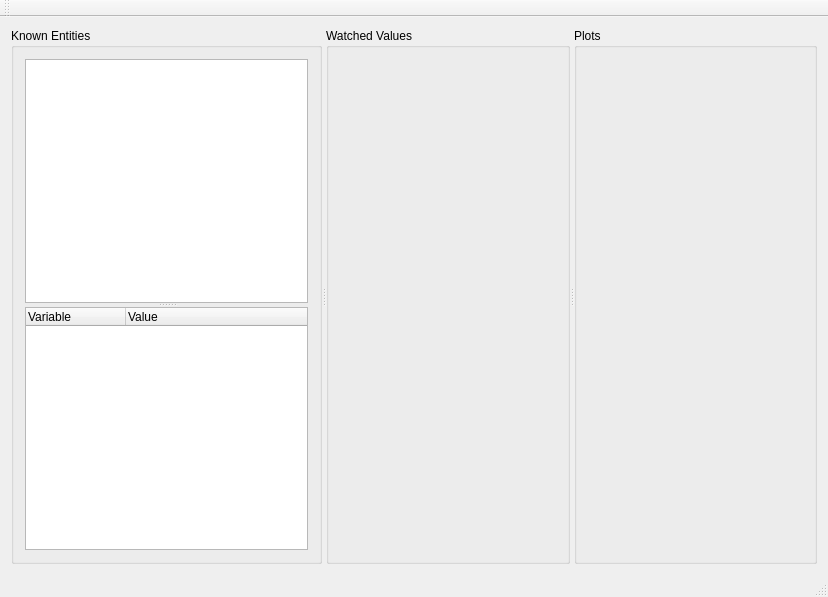
First picture: the form in Visualization/MainWindow.ui, repository apmavs/dis_debugger, before the edit.
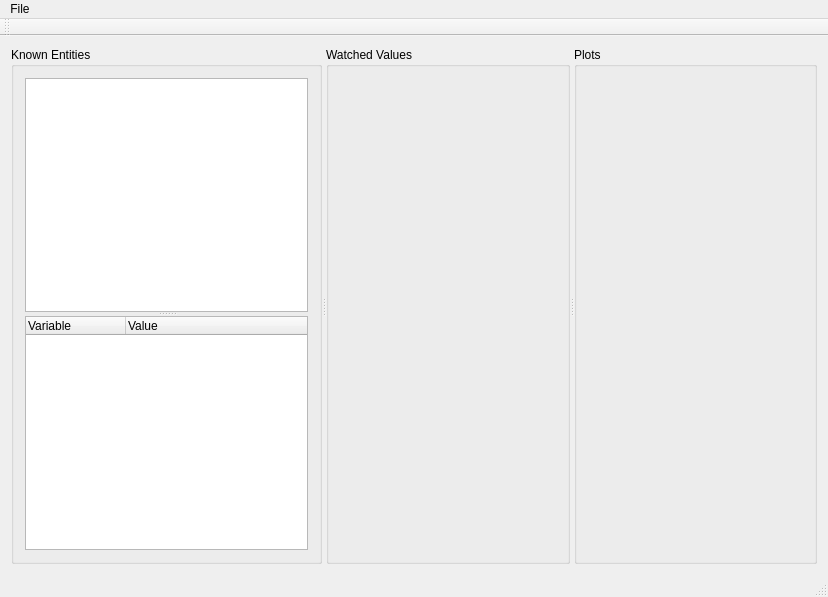
Second picture: the form after the edit. Custom widgets are drawn as their Qt base class.

```diff
--- a/Visualization/MainWindow.ui
+++ b/Visualization/MainWindow.ui
@@ -131,6 +131,14 @@
      <height>21</height>
     </rect>
    </property>
+   <widget class="QMenu" name="menuFile">
+    <property name="title">
+     <string>File</string>
+    </property>
+    <addaction name="actionOpen_XML"/>
+    <addaction name="actionExit"/>
+   </widget>
+   <addaction name="menuFile"/>
   </widget>
   <widget class="QToolBar" name="mainToolBar">
    <attribute name="toolBarArea">
```
Left out of the diff: 48 changed lines with no effect on the pictures.
